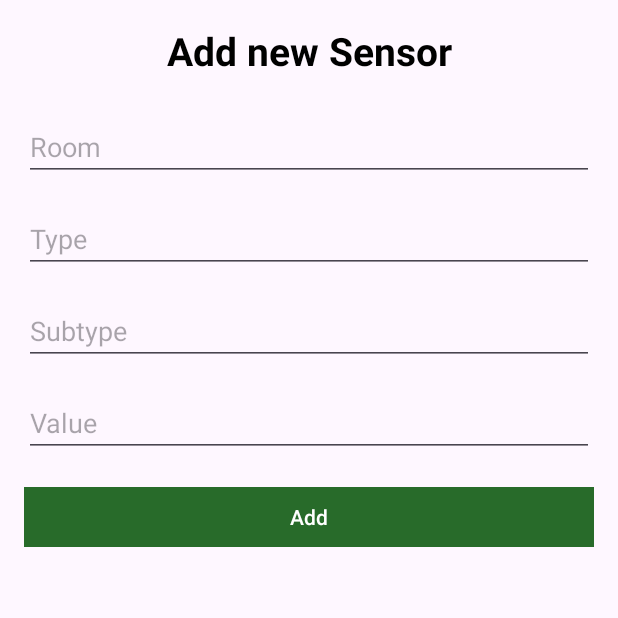
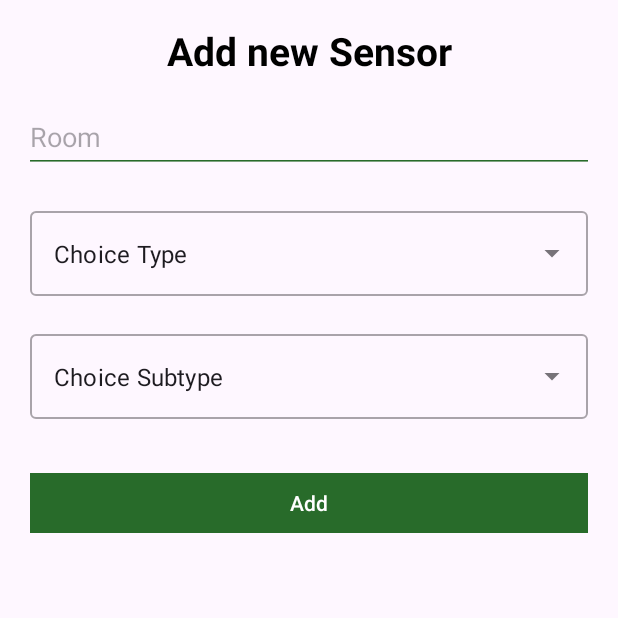
Before and after one commit to podolyanbogdan/login, an Android app: the AddSensorFragment screen opened through its navigation route, on a phone screen of 412 x 824 dp, the top half of it. Run offline under Robolectric (Android 15) with nearby library versions, the phone set to English and light mode, and no system bars; our stand-ins replace data binding.

Commit message:
lesson10_storage3_commit

```diff
--- a/app/src/main/java/com/example/login/data/LocaleSensor.kt
+++ b/app/src/main/java/com/example/login/data/LocaleSensor.kt
@@ -4,7 +4,6 @@ import androidx.databinding.ObservableField
 
 class LocaleSensor {
     val room = ObservableField("")
-    val subtype = ObservableField("")
-    val type = ObservableField("")
-    val value = ObservableField("")
+    var type: String = "Sensor"
+    var subtype: String = "Switch"
 }
--- a/app/src/main/java/com/example/login/ui/addSensor/AddSensorFragment.kt
+++ b/app/src/main/java/com/example/login/ui/addSensor/AddSensorFragment.kt
@@ -4,6 +4,11 @@ import android.os.Bundle
 import android.view.LayoutInflater
 import android.view.View
 import android.view.ViewGroup
+import android.widget.AdapterView
+import android.widget.ArrayAdapter
+import android.widget.AutoCompleteTextView
+import android.widget.Toast
+import androidx.core.view.get
 import androidx.navigation.NavController
 import androidx.navigation.NavDirections
 import androidx.navigation.fragment.findNavController
@@ -23,6 +28,8 @@ class AddSensorFragment : BaseFragment<FragmentAddSensorBinding>(R.layout.fragme
     ): View? {
         val view = super.onCreateView(inflater, container, savedInstanceState)
         binding.viewmodel = viewModel
+        initDropDownType()
+        initDropDownSubType()
         return view
     }
 
@@ -32,6 +39,16 @@ class AddSensorFragment : BaseFragment<FragmentAddSensorBinding>(R.layout.fragme
             if(it) navigate(R.id.sensorFragment)
         }
     }
+    private fun initDropDownType(){
+        val types = resources.getStringArray(R.array.Types)
+        val arrayAdapter = ArrayAdapter(requireContext(), R.layout.support_simple_spinner_dropdown_item, types)
+        binding.autoCompleteType.setAdapter(arrayAdapter)
+    }
 
+    private fun initDropDownSubType(){
+        val subtypes = resources.getStringArray(R.array.Subtype)
+        val arrayAdapter = ArrayAdapter(requireContext(), R.layout.support_simple_spinner_dropdown_item, subtypes)
+        binding.autoCompleteSubtype.setAdapter(arrayAdapter)
+    }
 
 }
--- a/app/src/main/java/com/example/login/ui/sensorList/SensorListFragment.kt
+++ b/app/src/main/java/com/example/login/ui/sensorList/SensorListFragment.kt
@@ -1,10 +1,10 @@
 package com.example.login.ui.sensorList
 
+import android.graphics.Color
 import android.os.Bundle
 import android.view.LayoutInflater
 import android.view.View
 import android.view.ViewGroup
-import android.widget.Toast
 import androidx.recyclerview.widget.GridLayoutManager
 import com.example.login.R
 import com.example.login.arch.BaseFragment
@@ -56,7 +56,7 @@ class SensorListFragment : BaseFragment<FragmentSensorListBinding>(R.layout.frag
     private fun syncByRefresh() {
         with(binding) {
             refreshLayout.setOnRefreshListener {
-                viewModel.fetchSensorList()
+                viewModel.syncSensors()
                 refreshLayout.isRefreshing = false
             }
         }
--- a/app/src/main/java/com/example/login/ui/sensorList/SensorListViewModel.kt
+++ b/app/src/main/java/com/example/login/ui/sensorList/SensorListViewModel.kt
@@ -8,7 +8,6 @@ import com.example.login.data.House
 import com.example.login.repository.SensorRepository
 import kotlinx.coroutines.Dispatchers.IO
 import kotlinx.coroutines.launch
-import kotlin.random.Random
 
 class SensorListViewModel(private val repo: SensorRepository) : BaseViewModel() {
     val sensors: MutableLiveData<List<House>> = repo.sensors
@@ -25,7 +24,8 @@ class SensorListViewModel(private val repo: SensorRepository) : BaseViewModel()
         showLoadingGif.value = sensors.value.isNullOrEmpty()
     }
 
-    fun fetchSensorList() {
+    //parse html and return json to repo
+    private fun fetchSensorList() {
         viewModelScope.launch(IO) {
             repo.getJsonHouseString(repo.parseWebPage())
         }
--- /dev/null
+++ b/app/src/main/res/drawable/ic_add_sensor.xml
@@ -0,0 +1,5 @@
+<vector android:height="24dp" android:tint="#FFFFFF"
+    android:viewportHeight="24" android:viewportWidth="24"
+    android:width="24dp" xmlns:android="http://schemas.android.com/apk/res/android">
+    <path android:fillColor="@android:color/white" android:pathData="M19,13h-6v6h-2v-6H5v-2h6V5h2v6h6v2z"/>
+</vector>
--- a/app/src/main/res/layout/fragment_add_sensor.xml
+++ b/app/src/main/res/layout/fragment_add_sensor.xml
@@ -31,73 +31,78 @@
             app:layout_constraintStart_toStartOf="parent"
             app:layout_constraintTop_toTopOf="parent" />
 
-        <EditText
-            android:id="@+id/edRoom"
-            android:layout_width="0dp"
+        <com.google.android.material.textfield.TextInputLayout
+            android:id="@+id/typesLayout"
+            style="@style/Widget.MaterialComponents.TextInputLayout.OutlinedBox.ExposedDropdownMenu"
+            android:layout_width="match_parent"
             android:layout_height="wrap_content"
-            android:layout_marginStart="16dp"
-            android:layout_marginTop="24dp"
-            android:layout_marginEnd="16dp"
-            android:ems="10"
-            android:onTextChanged="@{(text, start, before, count) -> viewmodel.fetchRoom(text)}"
-            android:inputType="textPersonName"
-            android:hint="@string/room"
-            app:layout_constraintEnd_toEndOf="parent"
-            app:layout_constraintStart_toStartOf="parent"
-            app:layout_constraintTop_toBottomOf="@+id/textView" />
+            android:layout_margin="20dp"
+            app:layout_constraintEnd_toEndOf="@+id/edSubType"
+            app:layout_constraintStart_toStartOf="@+id/edSubType"
+            app:layout_constraintTop_toBottomOf="@+id/edSubType">
 
-        <EditText
-            android:id="@+id/edType"
-            android:layout_width="0dp"
-            android:layout_height="wrap_content"
-            android:layout_marginTop="16dp"
-            android:ems="10"
-            android:onTextChanged="@{(text, start, before, count) -> viewmodel.fetchType(text)}"
-            android:inputType="textPersonName"
-            android:hint="@string/type"
-            app:layout_constraintEnd_toEndOf="@+id/edRoom"
-            app:layout_constraintHorizontal_bias="1.0"
-            app:layout_constraintStart_toStartOf="@+id/edRoom"
-            app:layout_constraintTop_toBottomOf="@+id/edRoom" />
+            <AutoCompleteTextView
+                android:id="@+id/autoCompleteType"
+                android:layout_width="match_parent"
+                android:layout_height="match_parent"
+                android:layout_weight="1"
+                android:inputType="none"
+                android:text="@string/choice_type"
+                app:dropdown_text="@={viewmodel.localeSensor.type}" />
+
+        </com.google.android.material.textfield.TextInputLayout>
 
         <EditText
             android:id="@+id/edSubType"
             android:layout_width="0dp"
             android:layout_height="wrap_content"
+            android:layout_marginStart="16dp"
             android:layout_marginTop="16dp"
+            android:layout_marginEnd="16dp"
             android:ems="10"
-            android:onTextChanged="@{(text, start, before, count) -> viewmodel.fetchSubtype(text)}"
+            android:error="@{viewmodel.roomSetError}"
+            android:hint="@string/room"
             android:inputType="textPersonName"
-            android:hint="@string/subtype"
-            app:layout_constraintEnd_toEndOf="@+id/edType"
-            app:layout_constraintHorizontal_bias="1.0"
-            app:layout_constraintStart_toStartOf="@+id/edType"
-            app:layout_constraintTop_toBottomOf="@+id/edType" />
-
-        <EditText
-            android:id="@+id/editTextTextPersonName4"
-            android:layout_width="0dp"
-            android:layout_height="wrap_content"
-            android:layout_marginTop="16dp"
-            android:ems="10"
-            android:onTextChanged="@{(text, start, before, count) -> viewmodel.fetchValue(text)}"
-            android:inputType="textPersonName"
-            android:hint="@string/value"
-            app:layout_constraintEnd_toEndOf="@+id/edSubType"
-            app:layout_constraintStart_toStartOf="@+id/edSubType"
-            app:layout_constraintTop_toBottomOf="@+id/edSubType" />
+            android:minHeight="48dp"
+            android:onTextChanged="@{(text, start, before, count) -> viewmodel.fetchRoom(text)}"
+            app:backgroundTint="@color/primary_green_def"
+            app:layout_constraintEnd_toEndOf="parent"
+            app:layout_constraintStart_toStartOf="parent"
+            app:layout_constraintTop_toBottomOf="@+id/textView" />
 
         <com.google.android.material.button.MaterialButton
             android:id="@+id/button"
             android:layout_width="0dp"
             android:layout_height="wrap_content"
-            android:layout_marginTop="16dp"
+            android:layout_marginTop="32dp"
+            android:onClick="@{() -> viewmodel.createLocaleSensor()}"
             android:text="@string/add"
             app:cornerRadius="0dp"
-            android:onClick="@{() -> viewmodel.createLocaleSensor()}"
-            app:layout_constraintEnd_toEndOf="@+id/editTextTextPersonName4"
-            app:layout_constraintStart_toStartOf="@+id/editTextTextPersonName4"
-            app:layout_constraintTop_toBottomOf="@+id/editTextTextPersonName4" />
+            app:layout_constraintEnd_toEndOf="@+id/subtypeLayout"
+            app:layout_constraintHorizontal_bias="0.0"
+            app:layout_constraintStart_toStartOf="@+id/subtypeLayout"
+            app:layout_constraintTop_toBottomOf="@+id/subtypeLayout" />
+
+        <com.google.android.material.textfield.TextInputLayout
+            android:id="@+id/subtypeLayout"
+            style="@style/Widget.MaterialComponents.TextInputLayout.OutlinedBox.ExposedDropdownMenu"
+            android:layout_width="match_parent"
+            android:layout_height="wrap_content"
+            android:layout_margin="20dp"
+            app:layout_constraintEnd_toEndOf="@+id/typesLayout"
+            app:layout_constraintStart_toStartOf="@+id/typesLayout"
+            app:layout_constraintTop_toBottomOf="@+id/typesLayout">
+
+            <AutoCompleteTextView
+                android:id="@+id/autoCompleteSubtype"
+                android:layout_width="match_parent"
+                android:layout_height="match_parent"
+                android:layout_weight="1"
+                android:inputType="none"
+                android:text="@string/choice_subtype"
+                app:dropdown_text="@={viewmodel.localeSensor.subtype}" />
+
+        </com.google.android.material.textfield.TextInputLayout>
     </androidx.constraintlayout.widget.ConstraintLayout>
 
 </layout>
--- a/app/src/main/res/values/strings.xml
+++ b/app/src/main/res/values/strings.xml
@@ -10,5 +10,21 @@
     <string name="value">Value</string>
     <string name="add">Add</string>
     <string name="add_new_sensor">Add new Sensor</string>
-    <string name="sensor_list_is_empty_n_synchronized_or_add_to_show">Sensor list is empty. \n Synchronized or add to show</string>
+    <string name="sensor_list_is_empty_n_synchronized_or_add_to_show">Sensor list is empty. \n Synchronize by down swipe \n for show</string>
+    <string name="choice_type">Choice Type</string>
+    <string name="choice_subtype">Choice Subtype</string>
+
+
+    <string-array name="Types">
+        <item>Sensor</item>
+        <item>Camera</item>
+        <item>Sound</item>
+        <item>Light</item>
+    </string-array>
+
+    <string-array name="Subtype">
+        <item>Switch</item>
+        <item>Onetime</item>
+        <item>Level</item>
+    </string-array>
 </resources>
--- a/app/src/main/res/values/styles.xml
+++ b/app/src/main/res/values/styles.xml
@@ -1,5 +1,4 @@
 <?xml version="1.0" encoding="utf-8"?>
 <resources>
 
-
 </resources>
--- a/app/src/main/res/values/themes.xml
+++ b/app/src/main/res/values/themes.xml
@@ -8,6 +8,9 @@
         <item name="colorOnPrimaryContainer">@color/primary_green_dark</item>
         <item name="android:windowFullscreen">true</item>
         <item name="android:statusBarColor" tools:targetApi="l">?attr/colorPrimaryVariant</item>
+        <item name="colorControlNormal">@color/primary_green_def</item>
+        <item name="colorControlActivated">@color/primary_green_light</item>
+        <item name="colorError">@color/primary_green_def</item>
     </style>
 
     <style name="Theme.Login.NoActionBar">
```
Also changed, not shown: app/src/main/java/com/example/login/bindAdapters/BindAdapters.kt (+22 -0 lines), app/src/main/java/com/example/login/constants/Constants.kt (+6 -1 lines), app/src/main/java/com/example/login/data/FakeLocaleSync.kt (+6 -3 lines), app/src/main/java/com/example/login/data/House.kt (+4 -4 lines), app/src/main/java/com/example/login/repository/SensorRepository.kt (+14 -8 lines), app/src/main/java/com/example/login/ui/addSensor/AddSensorViewModel.kt (+15 -21 lines), app/src/main/res/layout/fragment_sensor_list.xml (+15 -28 lines), app/src/main/res/layout/sensor_recy_item.xml (+25 -23 lines).
